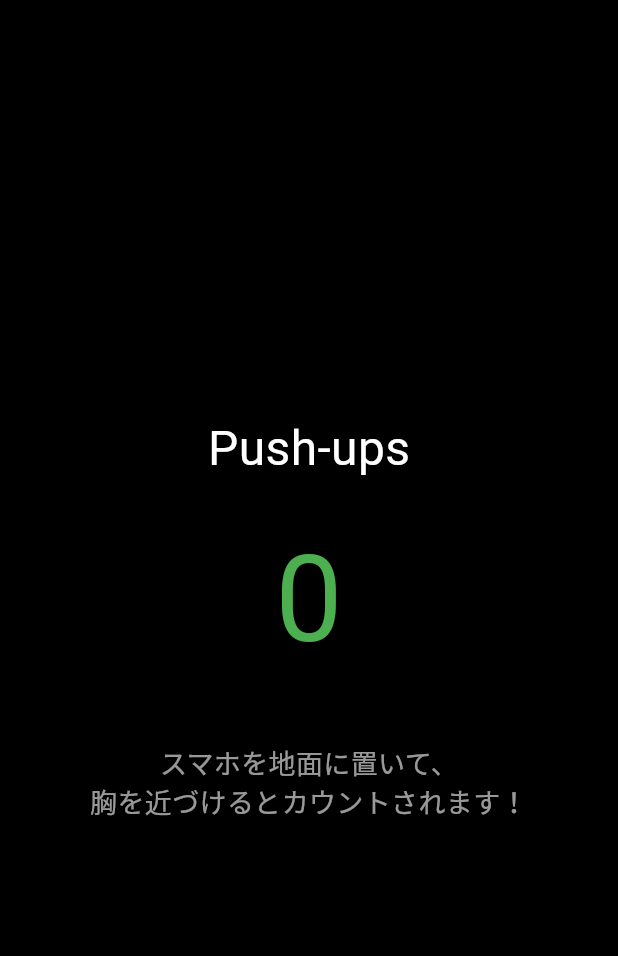
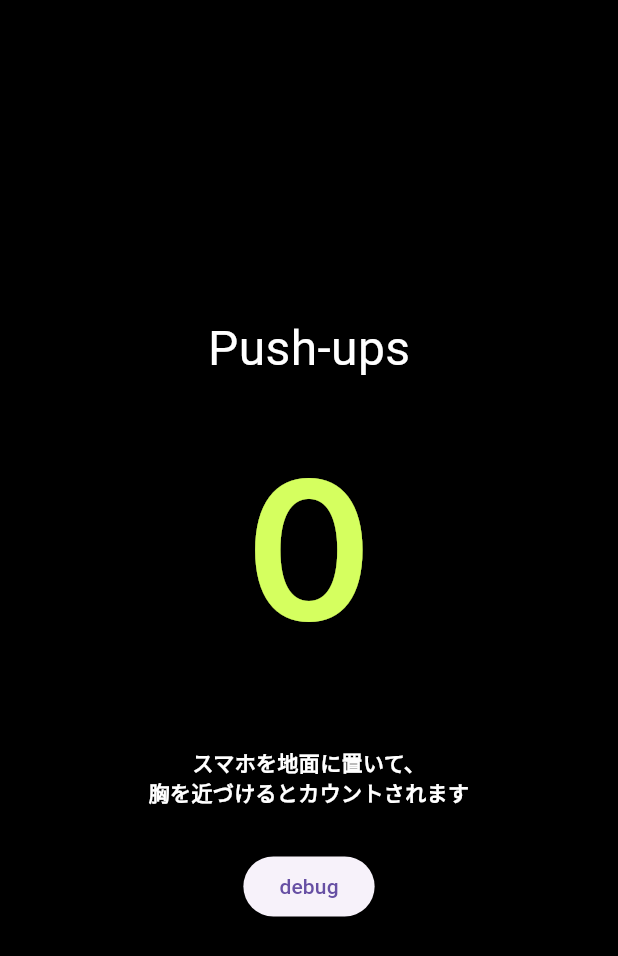
Before and after one commit to itomo2/pushapp, a Flutter app: the PushUpCounterScreen screen opened directly, on a phone screen of 412 x 824 dp. Shown: the top 956 px of the screen. Run offline on Flutter 3.47's test engine with Material 3 defaults, Android fonts, the light colour scheme and no system bars; our stand-ins replace table_calendar; missing offline and left inert: proximity_sensor; Roboto replaces fonts that are missing (Inter).

Commit message:
デザイン変更しましたよ
finish

```diff
--- a/lib/main.dart
+++ b/lib/main.dart
@@ -1,4 +1,4 @@
-import 'package:flutter/material.dart'; //lutterのUI部品を使うためのパッケージをインポート
+import 'package:flutter/material.dart'; //flutterのUI部品を使うためのパッケージをインポート
 import 'package:intl/intl.dart'; // 日付フォーマット用パッケージをインポート
 
 import 'package:proximity_sensor/proximity_sensor.dart'; // 近接センサーを使うためのパッケージをインポート
@@ -149,12 +149,25 @@
     _startListening(); // 初期化時に近接センサーの監視を開始
   }
 
+  void debugyou() {
+    setState((){
+      _pushUpCount++;
+    });
+    if (_pushUpCount == 2) {
+          // 2回目で何か処理（例：メッセージ表示）をしたい場合
+          // ここに処理を書く
+          Navigator.push(
+            context,
+            MaterialPageRoute(builder: (context) => const ResultScreen()),
+          );
+        }
+  }
+
   void _startListening() {
     // proximity_sensorのStream<int>をboolに変換
     _proximityStream = ProximitySensor.events.map(
       (event) => event > 0,
     ); // センサー値が0より大きければtrue
-
     _proximityStream.listen((isNear) {
       // センサーの状態変化を監視
       if (isNear && !_isNear) {
@@ -162,14 +175,14 @@
         setState(() {
           _pushUpCount++; // 腕立て回数を増やす
         });
-        if (_pushUpCount == 2) {
-          // 2回目で何か処理（例：メッセージ表示）をしたい場合
-          // ここに処理を書く
-          Navigator.push(
-            context,
-            MaterialPageRoute(builder: (context) => const ResultScreen()),
-          );
-        }
+        // if (_pushUpCount == 2) {
+        //   // 2回目で何か処理（例：メッセージ表示）をしたい場合
+        //   // ここに処理を書く
+        //   Navigator.push(
+        //     context,
+        //     MaterialPageRoute(builder: (context) => const ResultScreen()),
+        //   );
+        // }
       }
       _isNear = isNear; // 状態を更新（過去の状態として残しておく）
     });
@@ -190,19 +203,38 @@
               'Push-ups', // タイトル表示
               style: TextStyle(fontSize: 32, color: Colors.white), // 文字サイズと色
             ),
-            const SizedBox(height: 20), // 余白
-            Text(
+            const SizedBox(height: 20),
+            SizedBox(
+              width: 185,
+              child: Text(
               '$_pushUpCount', // 腕立て回数を表示
-              style: const TextStyle(
-                fontSize: 80,
-                color: Colors.green,
-              ), // 文字サイズと色
+                textAlign: TextAlign.center,
+                style: TextStyle(
+                  color: const Color(0xFFD5FF5F) /* メインテーマ */,
+                  fontSize: 128,
+                  fontFamily: 'Inter',
+                  fontWeight: FontWeight.w600,
+                ),
+              ),
+            ), // 余白
+            const SizedBox(height: 40), // 余白
+            SizedBox(
+              width: 304,
+              height: 69,
+              child: Text(
+                'スマホを地面に置いて、\n胸を近づけるとカウントされます',
+                textAlign: TextAlign.center,
+                style: TextStyle(
+                  color: Colors.white /* 文字 */,
+                  fontSize: 14,
+                  fontFamily: 'Inter',
+                  fontWeight: FontWeight.w600,
+                ),
+              ),
             ),
-            const SizedBox(height: 40), // 余白
-            const Text(
-              'スマホを地面に置いて、\n胸を近づけるとカウントされます！', // 説明文
-              style: TextStyle(fontSize: 18, color: Colors.white60), // 文字サイズと色
-              textAlign: TextAlign.center, // 中央揃え
+            ElevatedButton(
+              onPressed: debugyou,
+              child: Text('debug')
             ),
           ],
         ),
@@ -224,32 +256,30 @@
   Widget build(BuildContext context) {
     return Scaffold(
       // 画面のレイアウトを定義
-      backgroundColor: Colors.black, // 背景色を黒に設定
+      backgroundColor: const Color(0xFFD5FF5F), // 背景色を黒に設定
       body: Center(
         // 中央に配置
         child: Column(
           // 縦方向にウィジェットを並べる
           mainAxisAlignment: MainAxisAlignment.center, // 中央揃え
           children: [
+            Icon(Icons.task_alt, size: 100, color: Colors.black,),
+            SizedBox(
+              height: 20,
+            ),// タイトル表示
             const Text(
-              'Result', // タイトル表示
-              style: TextStyle(fontSize: 32, color: Colors.orange), // 文字サイズと色
+              "Finish!", // タイトル表示
+              style: TextStyle(fontSize: 32, color: Colors.black), // 文字サイズと色
             ),
             const SizedBox(height: 20), // 余白
-            // Text(
-            //   '$_pushUpCount', // 腕立て回数を表示
-            //   style: const TextStyle(
-            //     fontSize: 80,
-            //     color: Colors.green,
-            //   ), // 文字サイズと色
-            // ),
-            //const SizedBox(height: 40), // 余白
-            // const Text(
-            //   'スマホを地面に置いて、\n胸を近づけるとカウントされます！', // 説明文
-            //   style: TextStyle(fontSize: 18, color: Colors.white60), // 文字サイズと色
-            //   textAlign: TextAlign.center, // 中央揃え
-            // ),
             ElevatedButton(
+              style: ElevatedButton.styleFrom(
+                backgroundColor: Colors.black, // ボタンの背景色
+                padding: const EdgeInsets.symmetric(horizontal: 50, vertical: 20), // ボタンの内側の余白
+                shape: RoundedRectangleBorder(
+                  borderRadius: BorderRadius.circular(30), // ボタンの角を丸くする
+                ),
+              ),
               // ボタンウィジェット
               onPressed: () {
                 Navigator.pushAndRemoveUntil(
@@ -258,10 +288,8 @@
                   (Route<dynamic> route) => false,
                 );
               },
-              child: const Text(
-                'Main menu',
-                style: TextStyle(fontSize: 50.0, fontWeight: FontWeight.bold),
-              ), // ボタンのラベル
+              child:
+              const Text('Back to Calendar',style: TextStyle(fontSize: 20.0,color: Colors.white),), // ボタンのラベル
             ),
           ],
         ),
```
Also changed, not shown: 2 other files.
